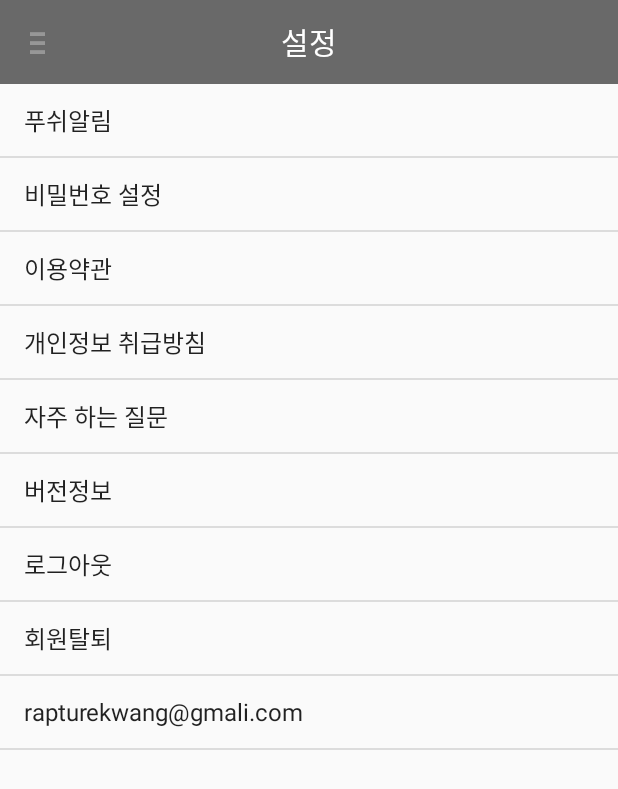
After one commit to rapturekwang/PartyPeople, an Android app: the SettingActivity screen opened directly, with no data from a screen before it, on a phone screen of 412 x 824 dp. The commit adds this screen. Shown: the top 789 px of the screen. Run offline under Robolectric (Android 15) with nearby library versions, the phone set to English and light mode, and no system bars.

Commit message:
setting page finish

```diff
--- a/app/src/main/AndroidManifest.xml
+++ b/app/src/main/AndroidManifest.xml
@@ -33,7 +33,11 @@
             android:name=".activity.UserActivity"
             android:theme="@style/AppTheme.NoTitle" >
         </activity>
-        <activity android:name=".activity.ThemeActivity"
+        <activity
+            android:name=".activity.ThemeActivity"
+            android:theme="@style/AppTheme.NoTitle" >
+        </activity>
+        <activity android:name=".activity.SettingActivity"
             android:theme="@style/AppTheme.NoTitle">
         </activity>
     </application>
--- /dev/null
+++ b/app/src/main/java/com/partypeople/www/partypeople/activity/SettingActivity.java
@@ -0,0 +1,87 @@
+package com.partypeople.www.partypeople.activity;
+
+import android.support.v4.app.Fragment;
+import android.support.v4.view.GravityCompat;
+import android.support.v4.widget.DrawerLayout;
+import android.support.v7.app.ActionBar;
+import android.support.v7.app.AppCompatActivity;
+import android.os.Bundle;
+import android.support.v7.widget.Toolbar;
+import android.view.MenuItem;
+import android.widget.TextView;
+
+import com.partypeople.www.partypeople.R;
+import com.partypeople.www.partypeople.fragment.ChangePasswordFragment;
+import com.partypeople.www.partypeople.fragment.FAQFragment;
+import com.partypeople.www.partypeople.fragment.PushAlarmFragment;
+import com.partypeople.www.partypeople.fragment.SettingFragment;
+import com.partypeople.www.partypeople.fragment.TOSFragment;
+import com.partypeople.www.partypeople.fragment.UserInfoPolicyFragment;
+
+
+public class SettingActivity extends AppCompatActivity {
+    Fragment[] fragmentList = {PushAlarmFragment.newInstance("one"),
+            ChangePasswordFragment.newInstance("two"),
+            TOSFragment.newInstance("three"),
+            UserInfoPolicyFragment.newInstance("four"),
+            FAQFragment.newInstance("five")};
+
+    DrawerLayout mDrawer;
+    TextView titleView;
+    ActionBar actionBar;
+
+    @Override
+    protected void onCreate(Bundle savedInstanceState) {
+        super.onCreate(savedInstanceState);
+        setContentView(R.layout.activity_setting);
+
+        setSupportActionBar((Toolbar) findViewById(R.id.toolbar));
+        actionBar = getSupportActionBar();
+        actionBar.setDisplayHomeAsUpEnabled(true);
+        actionBar.setHomeAsUpIndicator(R.drawable.ic_drawer);
+        actionBar.setDisplayShowTitleEnabled(false);
+
+        mDrawer = (DrawerLayout)findViewById(R.id.drawer);
+
+        init();
+    }
+
+    public void init() {
+        getSupportFragmentManager().beginTransaction()
+                .add(R.id.container, SettingFragment.newInstance("setting"), "setting").commit();
+        titleView = (TextView)findViewById(R.id.text_title);
+        titleView.setText("설정");
+    }
+
+    @Override
+    public boolean onOptionsItemSelected(MenuItem item) {
+        if (item.getItemId() == android.R.id.home) {
+            if(getSupportFragmentManager().findFragmentByTag("setting").isVisible()) {
+                mDrawer.openDrawer(GravityCompat.START);
+            } else {
+                onBackPressed();
+            }
+        }
+        return super.onOptionsItemSelected(item);
+    }
+
+    @Override
+    public void onBackPressed() {
+        if (mDrawer.isDrawerOpen(GravityCompat.START)) {
+            mDrawer.closeDrawer(GravityCompat.START);
+        } else {
+            super.onBackPressed();
+            titleView.setText("설정");
+            actionBar.setHomeAsUpIndicator(R.drawable.ic_drawer);
+        }
+    }
+
+    public void changeFragment(int num) {
+        getSupportFragmentManager().beginTransaction()
+                .replace(R.id.container, fragmentList[num])
+                .addToBackStack(null)
+                .commit();
+        titleView.setText(SettingFragment.SETTING_MENUS[num]);
+        actionBar.setHomeAsUpIndicator(R.drawable.abc_ic_ab_back_mtrl_am_alpha);
+    }
+}
--- /dev/null
+++ b/app/src/main/java/com/partypeople/www/partypeople/fragment/ChangePasswordFragment.java
@@ -0,0 +1,56 @@
+package com.partypeople.www.partypeople.fragment;
+
+import android.os.Bundle;
+import android.support.v4.app.Fragment;
+import android.view.LayoutInflater;
+import android.view.View;
+import android.view.ViewGroup;
+import android.widget.ArrayAdapter;
+import android.widget.ListView;
+import android.widget.TextView;
+
+import com.partypeople.www.partypeople.R;
+
+/**
+ * A simple {@link Fragment} subclass.
+ * Activities that contain this fragment must implement the
+ * {@link ChangePasswordFragment.OnFragmentInteractionListener} interface
+ * to handle interaction events.
+ * Use the {@link ChangePasswordFragment#newInstance} factory method to
+ * create an instance of this fragment.
+ */
+public class ChangePasswordFragment extends Fragment {
+    private static final String ARG_NAME = "name";
+    private String name;
+
+    public static ChangePasswordFragment newInstance(String name) {
+        ChangePasswordFragment fragment = new ChangePasswordFragment();
+        Bundle args = new Bundle();
+        args.putString(ARG_NAME, name);
+        fragment.setArguments(args);
+        return fragment;
+    }
+
+    public ChangePasswordFragment() {
+        // Required empty public constructor
+    }
+
+    TextView nameView;
+
+    @Override
+    public void onCreate(Bundle savedInstanceState) {
+        super.onCreate(savedInstanceState);
+        if (getArguments() != null) {
+            name = getArguments().getString(ARG_NAME);
+        }
+    }
+
+    @Override
+    public View onCreateView(LayoutInflater inflater, ViewGroup container,
+                             Bundle savedInstanceState) {
+        // Inflate the layout for this fragment
+        View view = inflater.inflate(R.layout.fragment_change_password, container, false);
+
+        return view;
+    }
+}
--- /dev/null
+++ b/app/src/main/java/com/partypeople/www/partypeople/fragment/FAQFragment.java
@@ -0,0 +1,50 @@
+package com.partypeople.www.partypeople.fragment;
+
+
+import android.os.Bundle;
+import android.support.v4.app.Fragment;
+import android.view.LayoutInflater;
+import android.view.View;
+import android.view.ViewGroup;
+import android.widget.TextView;
+
+import com.partypeople.www.partypeople.R;
+
+/**
+ * A simple {@link Fragment} subclass.
+ */
+public class FAQFragment extends Fragment {
+    private static final String ARG_NAME = "name";
+    private String name;
+
+    public static FAQFragment newInstance(String name) {
+        FAQFragment fragment = new FAQFragment();
+        Bundle args = new Bundle();
+        args.putString(ARG_NAME, name);
+        fragment.setArguments(args);
+        return fragment;
+    }
+
+    public FAQFragment() {
+        // Required empty public constructor
+    }
+
+    TextView nameView;
+
+    @Override
+    public void onCreate(Bundle savedInstanceState) {
+        super.onCreate(savedInstanceState);
+        if (getArguments() != null) {
+            name = getArguments().getString(ARG_NAME);
+        }
+    }
+
+    @Override
+    public View onCreateView(LayoutInflater inflater, ViewGroup container,
+                             Bundle savedInstanceState) {
+        // Inflate the layout for this fragment
+        View view = inflater.inflate(R.layout.fragment_faq, container, false);
+
+        return view;
+    }
+}
--- /dev/null
+++ b/app/src/main/java/com/partypeople/www/partypeople/fragment/PushAlarmFragment.java
@@ -0,0 +1,56 @@
+package com.partypeople.www.partypeople.fragment;
+
+import android.os.Bundle;
+import android.support.v4.app.Fragment;
+import android.view.LayoutInflater;
+import android.view.View;
+import android.view.ViewGroup;
+import android.widget.ArrayAdapter;
+import android.widget.ListView;
+import android.widget.TextView;
+
+import com.partypeople.www.partypeople.R;
+
+/**
+ * A simple {@link Fragment} subclass.
+ * Activities that contain this fragment must implement the
+ * {@link PushAlarmFragment.OnFragmentInteractionListener} interface
+ * to handle interaction events.
+ * Use the {@link PushAlarmFragment#newInstance} factory method to
+ * create an instance of this fragment.
+ */
+public class PushAlarmFragment extends Fragment {
+    private static final String ARG_NAME = "name";
+    private String name;
+
+    public static PushAlarmFragment newInstance(String name) {
+        PushAlarmFragment fragment = new PushAlarmFragment();
+        Bundle args = new Bundle();
+        args.putString(ARG_NAME, name);
+        fragment.setArguments(args);
+        return fragment;
+    }
+
+    public PushAlarmFragment() {
+        // Required empty public constructor
+    }
+
+    TextView nameView;
+
+    @Override
+    public void onCreate(Bundle savedInstanceState) {
+        super.onCreate(savedInstanceState);
+        if (getArguments() != null) {
+            name = getArguments().getString(ARG_NAME);
+        }
+    }
+
+    @Override
+    public View onCreateView(LayoutInflater inflater, ViewGroup container,
+                             Bundle savedInstanceState) {
+        // Inflate the layout for this fragment
+        View view = inflater.inflate(R.layout.fragment_push_alarm, container, false);
+
+        return view;
+    }
+}
--- /dev/null
+++ b/app/src/main/java/com/partypeople/www/partypeople/fragment/SettingFragment.java
@@ -0,0 +1,75 @@
+package com.partypeople.www.partypeople.fragment;
+
+
+import android.os.Bundle;
+import android.support.v4.app.Fragment;
+import android.view.LayoutInflater;
+import android.view.View;
+import android.view.ViewGroup;
+import android.widget.AdapterView;
+import android.widget.ArrayAdapter;
+import android.widget.ListView;
+import android.widget.Toast;
+
+import com.partypeople.www.partypeople.R;
+import com.partypeople.www.partypeople.activity.SettingActivity;
+
+/**
+ * A simple {@link Fragment} subclass.
+ */
+public class SettingFragment extends Fragment {
+    private static final String ARG_NAME = "name";
+    private String name;
+
+    public static final String[] SETTING_MENUS = new String[] { "푸쉬알림", "비밀번호 설정",
+            "이용약관", "개인정보 취급방침", "자주 하는 질문", "버전정보",
+            "로그아웃", "회원탈퇴", "rapturekwang@gmali.com", "" };
+    ListView listView;
+    ArrayAdapter<String> mAdapter;
+
+    public static SettingFragment newInstance(String name) {
+        SettingFragment fragment = new SettingFragment();
+        Bundle args = new Bundle();
+        args.putString(ARG_NAME, name);
+        fragment.setArguments(args);
+        return fragment;
+    }
+
+    public SettingFragment() {
+        // Required empty public constructor
+    }
+
+    @Override
+    public void onCreate(Bundle savedInstanceState) {
+        super.onCreate(savedInstanceState);
+        if (getArguments() != null) {
+            name = getArguments().getString(ARG_NAME);
+        }
+    }
+
+    @Override
+    public View onCreateView(LayoutInflater inflater, ViewGroup container,
+                             Bundle savedInstanceState) {
+        // Inflate the layout for this fragment
+        View view = inflater.inflate(R.layout.fragment_setting, container, false);
+
+        listView = (ListView)view.findViewById(R.id.listView);
+        listView.setOnItemClickListener(new AdapterView.OnItemClickListener() {
+            @Override
+            public void onItemClick(AdapterView<?> parent, View view, int position, long id) {
+                SettingActivity activity = (SettingActivity)getActivity();
+                if(position<5)
+                    activity.changeFragment(position);
+                else {
+                    Toast.makeText(getContext(), "pushed : " + position, Toast.LENGTH_SHORT).show();
+                }
+            }
+        });
+
+        mAdapter = new ArrayAdapter<String>(getContext(), android.R.layout.simple_list_item_1, SETTING_MENUS);
+        listView.setAdapter(mAdapter);
+        return view;
+    }
+
+
+}
--- /dev/null
+++ b/app/src/main/java/com/partypeople/www/partypeople/fragment/TOSFragment.java
@@ -0,0 +1,50 @@
+package com.partypeople.www.partypeople.fragment;
+
+
+import android.os.Bundle;
+import android.support.v4.app.Fragment;
+import android.view.LayoutInflater;
+import android.view.View;
+import android.view.ViewGroup;
+import android.widget.TextView;
+
+import com.partypeople.www.partypeople.R;
+
+/**
+ * A simple {@link Fragment} subclass.
+ */
+public class TOSFragment extends Fragment {
+    private static final String ARG_NAME = "name";
+    private String name;
+
+    public static TOSFragment newInstance(String name) {
+        TOSFragment fragment = new TOSFragment();
+        Bundle args = new Bundle();
+        args.putString(ARG_NAME, name);
+        fragment.setArguments(args);
+        return fragment;
+    }
+
+    public TOSFragment() {
+        // Required empty public constructor
+    }
+
+    TextView nameView;
+
+    @Override
+    public void onCreate(Bundle savedInstanceState) {
+        super.onCreate(savedInstanceState);
+        if (getArguments() != null) {
+            name = getArguments().getString(ARG_NAME);
+        }
+    }
+
+    @Override
+    public View onCreateView(LayoutInflater inflater, ViewGroup container,
+                             Bundle savedInstanceState) {
+        // Inflate the layout for this fragment
+        View view = inflater.inflate(R.layout.fragment_tos, container, false);
+
+        return view;
+    }
+}
--- /dev/null
+++ b/app/src/main/java/com/partypeople/www/partypeople/fragment/UserInfoPolicyFragment.java
@@ -0,0 +1,50 @@
+package com.partypeople.www.partypeople.fragment;
+
+
+import android.os.Bundle;
+import android.support.v4.app.Fragment;
+import android.view.LayoutInflater;
+import android.view.View;
+import android.view.ViewGroup;
+import android.widget.TextView;
+
+import com.partypeople.www.partypeople.R;
+
+/**
+ * A simple {@link Fragment} subclass.
+ */
+public class UserInfoPolicyFragment extends Fragment {
+    private static final String ARG_NAME = "name";
+    private String name;
+
+    public static UserInfoPolicyFragment newInstance(String name) {
+        UserInfoPolicyFragment fragment = new UserInfoPolicyFragment();
+        Bundle args = new Bundle();
+        args.putString(ARG_NAME, name);
+        fragment.setArguments(args);
+        return fragment;
+    }
+
+    public UserInfoPolicyFragment() {
+        // Required empty public constructor
+    }
+
+    TextView nameView;
+
+    @Override
+    public void onCreate(Bundle savedInstanceState) {
+        super.onCreate(savedInstanceState);
+        if (getArguments() != null) {
+            name = getArguments().getString(ARG_NAME);
+        }
+    }
+
+    @Override
+    public View onCreateView(LayoutInflater inflater, ViewGroup container,
+                             Bundle savedInstanceState) {
+        // Inflate the layout for this fragment
+        View view = inflater.inflate(R.layout.fragment_user_info_policy, container, false);
+
+        return view;
+    }
+}
--- /dev/null
+++ b/app/src/main/res/layout/activity_setting.xml
@@ -0,0 +1,55 @@
+<android.support.v4.widget.DrawerLayout xmlns:android="http://schemas.android.com/apk/res/android"
+    xmlns:app="http://schemas.android.com/apk/res-auto"
+    xmlns:tools="http://schemas.android.com/tools"
+    android:id="@+id/drawer"
+    android:layout_width="match_parent"
+    android:layout_height="match_parent"
+    tools:context=".MainActivity" >
+
+    <LinearLayout
+        android:layout_width="match_parent"
+        android:layout_height="match_parent"
+        android:orientation="vertical" >
+
+        <android.support.v7.widget.Toolbar
+            android:layout_width="match_parent"
+            android:layout_height="wrap_content"
+            android:id="@+id/toolbar"
+            android:background="#696969" >
+
+            <TextView
+                android:layout_width="wrap_content"
+                android:layout_height="wrap_content"
+                android:text="설정"
+                android:layout_gravity="center"
+                android:textColor="#ffffff"
+                android:textSize="20sp"
+                android:id="@+id/text_title" />
+        </android.support.v7.widget.Toolbar>
+
+        <FrameLayout
+            android:layout_width="match_parent"
+            android:layout_height="match_parent"
+            android:layout_gravity="center_horizontal"
+            android:id="@+id/container"></FrameLayout>
+
+    </LinearLayout>
+
+    <LinearLayout
+        android:layout_width="280dp"
+        android:layout_height="match_parent"
+        android:layout_gravity="start"
+        android:background="#cccccc">
+
+        <android.support.design.widget.NavigationView
+            android:layout_width="wrap_content"
+            android:layout_height="match_parent"
+            android:id="@+id/navi"
+            android:layout_below="@+id/textView"
+            android:layout_alignParentLeft="true"
+            android:layout_alignParentStart="true"
+            app:headerLayout="@layout/view_navigation_header"
+            app:menu="@menu/menu_navi"/>
+    </LinearLayout>
+
+</android.support.v4.widget.DrawerLayout>
--- /dev/null
+++ b/app/src/main/res/layout/fragment_setting.xml
@@ -0,0 +1,14 @@
+<FrameLayout xmlns:android="http://schemas.android.com/apk/res/android"
+    xmlns:tools="http://schemas.android.com/tools" android:layout_width="match_parent"
+    android:layout_height="match_parent"
+    tools:context="com.partypeople.www.partypeople.fragment.SettingFragment">
+
+    <!-- TODO: Update blank fragment layout -->
+
+    <ListView
+        android:layout_width="wrap_content"
+        android:layout_height="wrap_content"
+        android:id="@+id/listView"
+        android:layout_gravity="left|top" />
+
+</FrameLayout>
--- a/app/src/main/res/values/strings.xml
+++ b/app/src/main/res/values/strings.xml
@@ -1,5 +1,7 @@
 <resources>
     <string name="app_name">Party People</string>
+    <string name="drawer_open">Open</string>
+    <string name="drawer_close">Close</string>
 
     <string-array name="tab_name">
         <item>인기순</item>
```
Also changed, not shown: app/src/main/java/com/partypeople/www/partypeople/activity/MainActivity.java (+21 -3 lines), app/src/main/java/com/partypeople/www/partypeople/activity/MakePartyActivity.java (+7 -0 lines), app/src/main/res/layout/fragment_change_password.xml (added, +10 -0 lines), app/src/main/res/layout/fragment_faq.xml (added, +10 -0 lines), app/src/main/res/layout/fragment_push_alarm.xml (added, +15 -0 lines), app/src/main/res/layout/fragment_tos.xml (added, +10 -0 lines), app/src/main/res/layout/fragment_user_info_policy.xml (added, +10 -0 lines).
